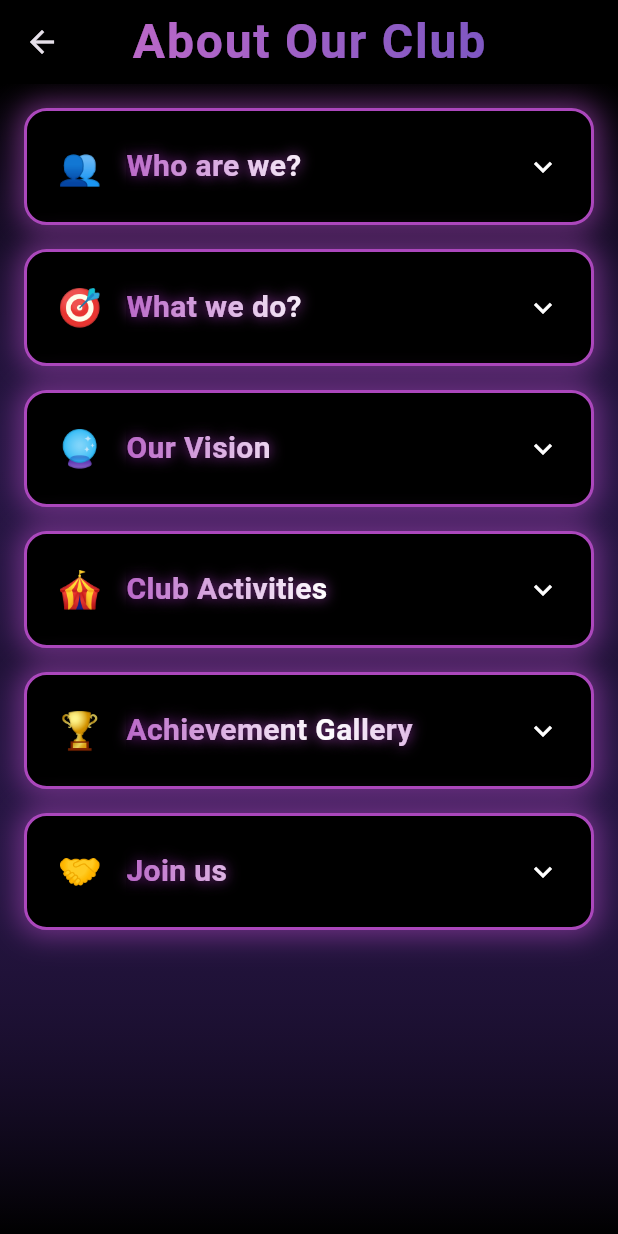
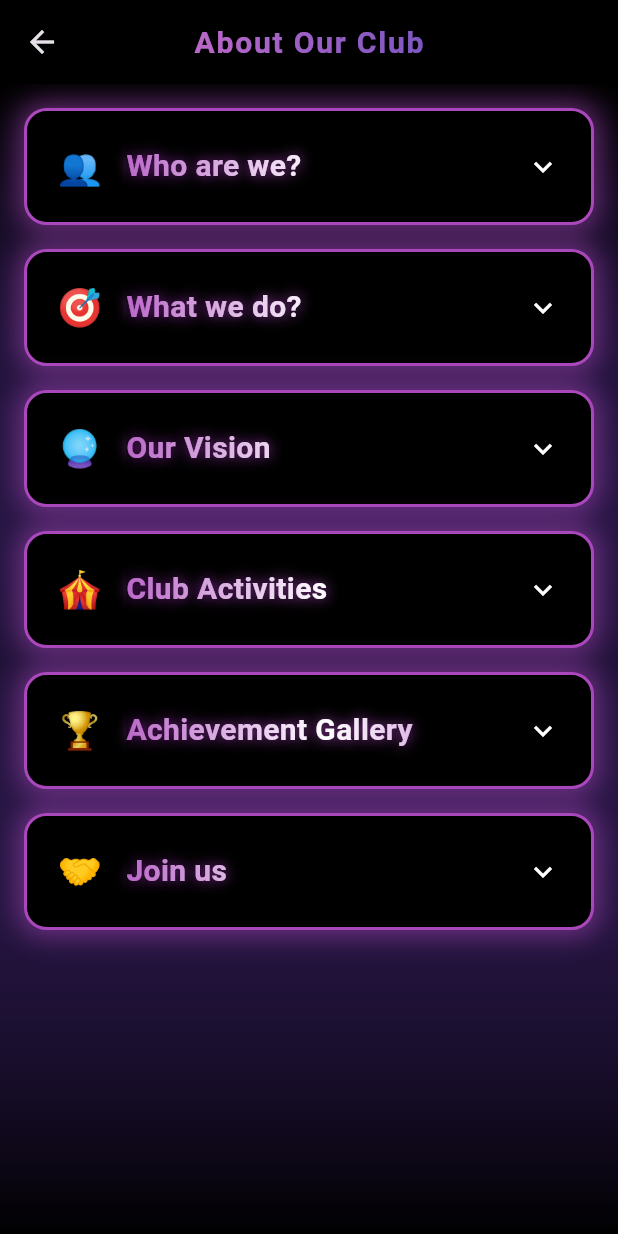
Before and after one commit to vxrnxthx/CollegeApp, a Flutter app: the ClubPage screen opened by its route, on a phone screen of 412 x 824 dp. Run offline on Flutter 3.47's test engine with Material 3 defaults, Android fonts, the phone set to English and light mode, and no system bars; missing offline and left inert: flutter_background.

Commit message:
-v commit 3

```diff
--- a/lib/club_page.dart
+++ b/lib/club_page.dart
@@ -47,7 +47,7 @@ class ClubPage extends StatelessWidget {
           child: Text(
             "About Our Club",
             style: TextStyle(
-              fontSize: 32,
+              fontSize: 20,
               fontWeight: FontWeight.bold,
               color: Colors.white,
               letterSpacing: 1.2,
--- a/lib/college_page.dart
+++ b/lib/college_page.dart
@@ -72,7 +72,7 @@ class _CollegePageState extends State<CollegePage> with SingleTickerProviderStat
           child: Text(
             'About Our College',
             style: TextStyle(
-              fontSize: 32,
+              fontSize: 20,
               fontWeight: FontWeight.bold,
               color: Colors.white,
               letterSpacing: 1.2,
--- a/lib/companies_page.dart
+++ b/lib/companies_page.dart
@@ -33,7 +33,7 @@ class CompaniesPage extends StatelessWidget {
           child: Text(
             "Fortune 500 Companies",
             style: TextStyle(
-              fontSize: 32,
+              fontSize: 20,
               fontWeight: FontWeight.bold,
               color: Colors.white,
               letterSpacing: 1.2,
--- a/lib/facts_page.dart
+++ b/lib/facts_page.dart
@@ -15,7 +15,7 @@ class FactsPage extends StatelessWidget {
           child: Text(
             "101 Things About BMSIT",
             style: TextStyle(
-              fontSize: 24,
+              fontSize: 18,
               fontWeight: FontWeight.bold,
               color: Colors.white,
               letterSpacing: 1.2,
```
